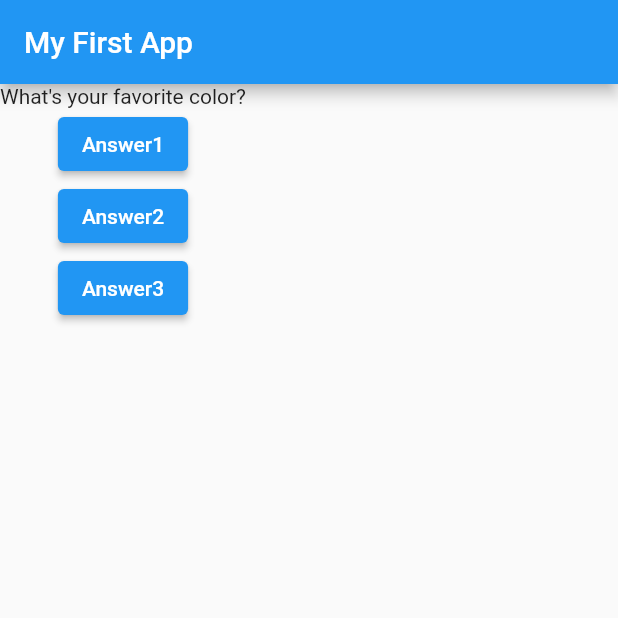
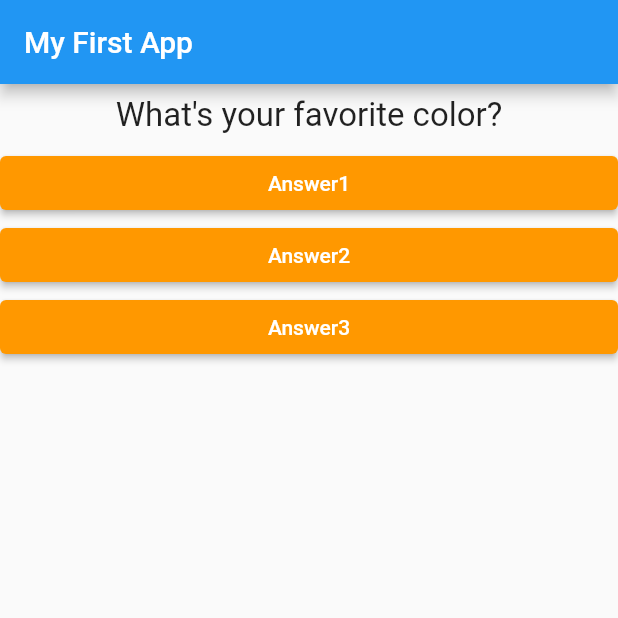
Before and after one commit to nyinyihtunlwin-codigo/flutter_1, a Flutter app: the screen it shows after launch, on a phone screen of 412 x 824 dp, the top half of it. Run offline on Flutter 3.47's test engine with Material 2 defaults, Android fonts, the phone set to English and light mode, and no system bars.

Commit message:
update: Question and Answers, Actions with separated files

```diff
--- /dev/null
+++ b/lib/answer.dart
@@ -0,0 +1,22 @@
+import 'package:flutter/material.dart';
+
+class Answer extends StatelessWidget {
+  final VoidCallback selectHandler;
+  final String name;
+
+  Answer(this.name,this.selectHandler);
+
+  @override
+  Widget build(BuildContext context) {
+    return Container(
+        width: double.infinity,
+        child: ElevatedButton(onPressed: selectHandler,
+          child: Text(name, style: TextStyle(
+            color: Colors.white
+          ),),
+          style: ButtonStyle(
+              backgroundColor: MaterialStateProperty.all(Colors.orange)
+          ),)
+    );
+  }
+}
--- a/lib/main.dart
+++ b/lib/main.dart
@@ -1,4 +1,6 @@
 import 'package:flutter/material.dart';
+import 'package:flutter_1/question.dart';
+import 'package:flutter_1/answer.dart';
 
 void main() {
   runApp(MyApp());
@@ -35,10 +37,10 @@ class _MyAppState extends State<MyApp> {
         ),
         body: Column(
           children: <Widget>[
-            Text(_questions.elementAt(_questionIndex)),
-            ElevatedButton(onPressed: _answerQuestion, child: Text("Answer1")),
-            ElevatedButton(onPressed: _answerQuestion, child: Text("Answer2")),
-            ElevatedButton(onPressed: _answerQuestion, child: Text("Answer3")),
+            Question(_questions.elementAt(_questionIndex)),
+            Answer("Answer1",_answerQuestion),
+            Answer("Answer2",_answerQuestion),
+            Answer("Answer3",_answerQuestion),
           ],
         ),
       ),
--- a/lib/question.dart
+++ b/lib/question.dart
@@ -1,13 +1,19 @@
 import 'package:flutter/material.dart';
 
 class Question extends StatelessWidget {
-
-  String questionText;
+  final String questionText;
 
   Question(this.questionText);
 
   @override
   Widget build(BuildContext context) {
-    return Text(questionText);
+    return Container(
+      width: double.infinity,
+        margin: EdgeInsets.all(8),
+        child: Text(
+      questionText,
+      style: TextStyle(fontSize: 22),
+      textAlign: TextAlign.center,
+    ));
   }
 }
```
